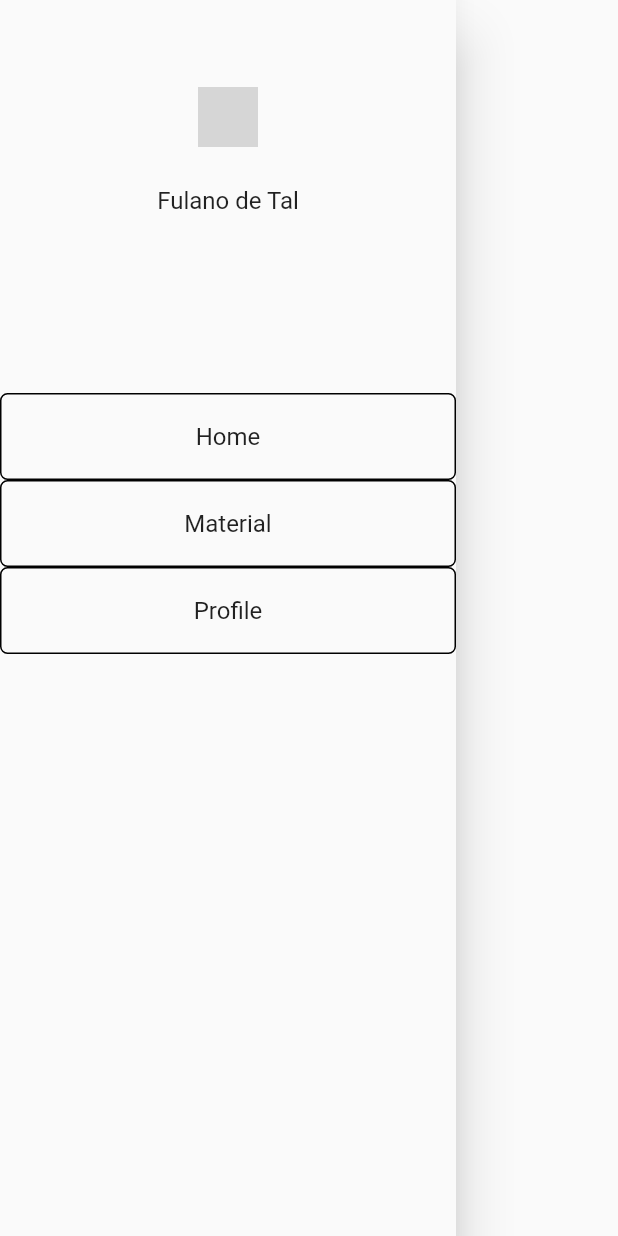
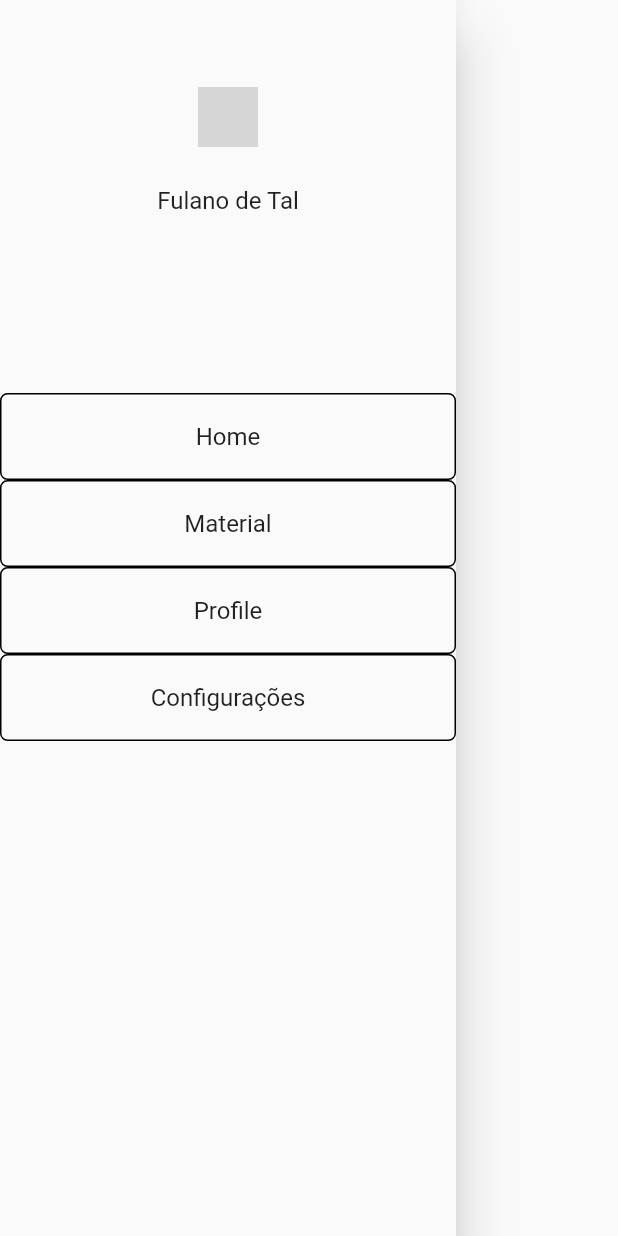
Before and after one commit to Maahrcy/study_app, a Flutter app: the VerticalNavBar widget shown alone on an empty page, opened directly, on a phone screen of 412 x 824 dp. Run offline on Flutter 3.47's test engine with Material 2 defaults, Android fonts, the phone set to English and light mode, and no system bars; our stand-ins replace google_fonts; missing offline and left inert: dart:html; network calls fail; key blocks and very long unbroken strings in the code were emptied for the run; grey boxes are pictures that could not be loaded.

Commit message:
Update vertical_navbar_widget.dart

```diff
--- a/lib/home_page/vertical_navbar_widget.dart
+++ b/lib/home_page/vertical_navbar_widget.dart
@@ -71,6 +71,21 @@ class _VerticalNavBarState extends State<VerticalNavBar> {
                   Navigator.pop(context);
                 },
               ),
+              ListTile(
+                shape: RoundedRectangleBorder(
+                  side: BorderSide(color: Colors.black, width: 1),
+                  borderRadius: BorderRadius.circular(5),
+                ),
+                title: Center(
+                  child:Text('Configurações'),
+                ),
+                onTap: (){
+                  Navigator.push(context,
+                    MaterialPageRoute(builder: (context){
+                      return ConfigPage();
+                    },),);
+                },
+              ),
             ],
           ),
     );
```
